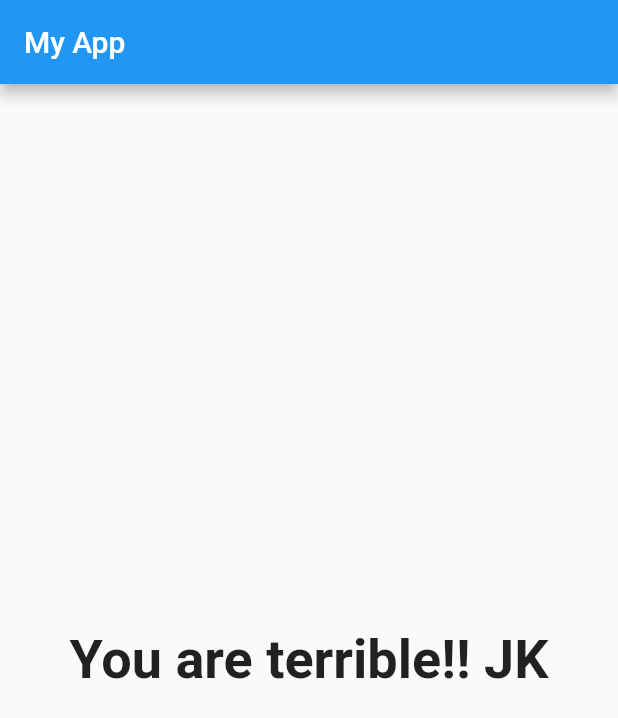
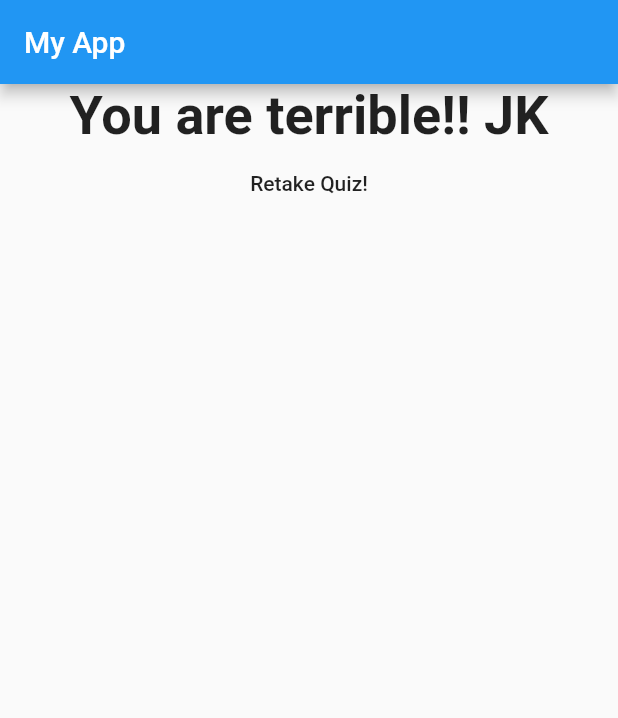
Before and after one commit to vaibhawj/quiz_app, a Flutter app: the screen it shows after launch, after a tap on "Black", after a tap on "Rabbit", after a tap on "Go", on a phone screen of 412 x 824 dp. Shown: the top 718 px of the screen. Run offline on Flutter 3.47's test engine with Material 2 defaults, Android fonts, the phone set to English and light mode, and no system bars.

Commit message:
Restart quiz

```diff
--- a/lib/main.dart
+++ b/lib/main.dart
@@ -49,9 +49,16 @@ class _MyAppState extends State<MyApp> {
     return () {
       setState(() {
         _questionIndex = _questionIndex + 1;
+        _totalScore += score;
       });
-      _totalScore += score;
     };
+  }
+
+  void _reset() {
+    setState(() {
+      _questionIndex = 0;
+      _totalScore = 0;
+    });
   }
 
   @override
@@ -63,7 +70,7 @@ class _MyAppState extends State<MyApp> {
         ),
         body: (_questionIndex < _questions.length)
             ? Quiz(_questions, _questionIndex, _answerQuestion)
-            : Result(_totalScore),
+            : Result(_totalScore, _reset),
       ),
     );
   }
--- a/lib/result.dart
+++ b/lib/result.dart
@@ -3,7 +3,9 @@ import 'package:flutter/material.dart';
 class Result extends StatelessWidget {
   final int _totalScore;
 
-  Result(this._totalScore);
+  final Function _resetFunction;
+
+  Result(this._totalScore, this._resetFunction);
 
   String get resultPhrase {
     String resultText;
@@ -22,10 +24,18 @@ class Result extends StatelessWidget {
   @override
   Widget build(BuildContext context) {
     return Center(
-        child: Text(
-      resultPhrase,
-      style: TextStyle(fontSize: 36, fontWeight: FontWeight.bold),
-      textAlign: TextAlign.center,
+        child: Column(
+      children: [
+        Text(
+          resultPhrase,
+          style: TextStyle(fontSize: 36, fontWeight: FontWeight.bold),
+          textAlign: TextAlign.center,
+        ),
+        FlatButton(
+          child: Text('Retake Quiz!'),
+          onPressed: _resetFunction,
+        )
+      ],
     ));
   }
 }
```
